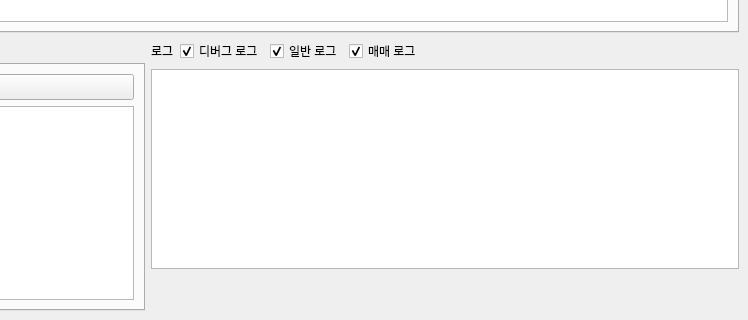
First picture: the form in ui/autotrade.ui, repository BTB80/kiwoom-auto-trader, before the edit; both pictures show x 452 to 1200 and y 497 to 817 of the 1200 by 817 pixel window.
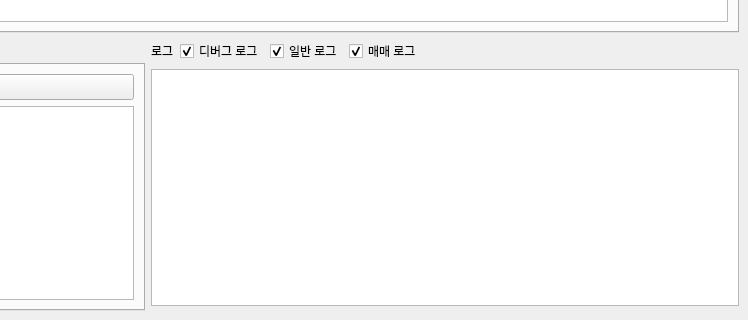
Second picture: the form after the edit.

Commit message: 수동 -1주 테스모드 적용

```diff
--- a/ui/autotrade.ui
+++ b/ui/autotrade.ui
@@ -250,8 +250,14 @@
               <property name="orientation">
                 <enum>Qt::Vertical</enum>
               </property>
+        <property name="sizeType">
+          <enum>QSizePolicy::Fixed</enum>
+        </property>
               <property name="sizeHint" stdset="0">
-                <size><width>20</width><height>10</height></size>
+          <size>
+            <width>20</width>
+            <height>5</height>
+          </size>
               </property>
             </spacer>
           </item>
```
Left out of the diff: 53 changed lines with no effect on the pictures. Lines whose indentation alone changed are shown as unchanged. The commit also changes 2 other files.
